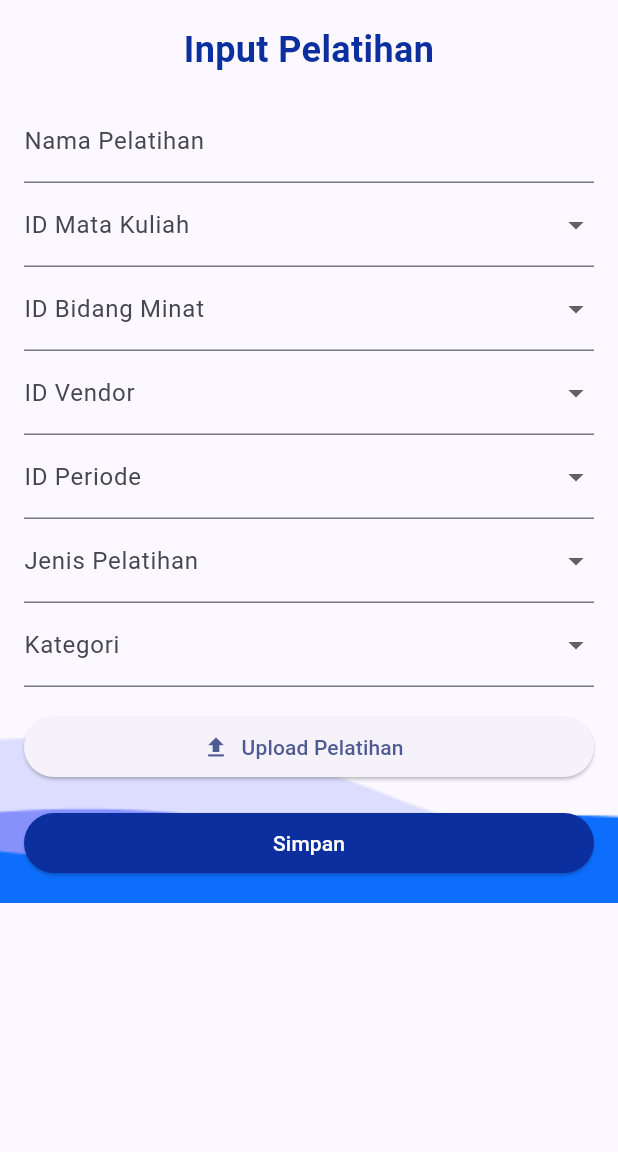
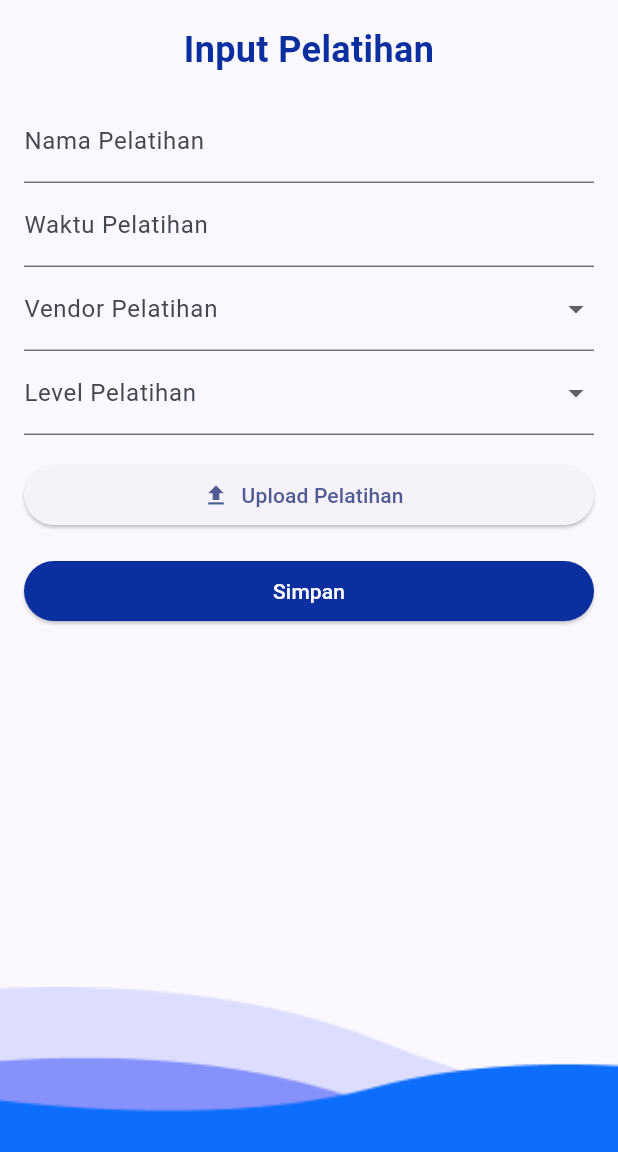
Before and after one commit to RezaKurniawann/PBL_Mobile_Sertipedia, a Flutter app: the InputPelatihan screen opened by its route, on a phone screen of 412 x 824 dp, the part 84-1236 px from its top. Run offline on Flutter 3.47's test engine with Material 3 defaults, Android fonts, the phone set to English and light mode, and no system bars; our stand-ins replace image_picker.

Commit message:
pop up simpan

```diff
--- a/lib/Views/input_pelatihan.dart
+++ b/lib/Views/input_pelatihan.dart
@@ -2,13 +2,8 @@ import 'dart:convert'; // For base64 encoding
 // import 'dart:typed_data'; // For Uint8List
 import 'package:flutter/material.dart';
 import 'package:image_picker/image_picker.dart';
-import 'package:dio/dio.dart';
+import 'package:flutter/services.dart';
 
-// Membuat instance Dio untuk melakukan permintaan HTTP
-final dio = Dio();
-
-// Daftar untuk menyimpan semua data yang diambil dari API
-var all_data = [];
 
 class InputPelatihan extends StatefulWidget {
   const InputPelatihan({super.key, required this.title});
@@ -22,22 +17,16 @@ class _InputPelatihanState extends State<InputPelatihan> {
   DateTime? _selectedDate;
   final TextEditingController _namaPelatihanController =
   TextEditingController();
+  final TextEditingController _waktuPelatihanController =
+  TextEditingController();
 
   // Dropdown options
-  final List<String> _idMataKuliahOptions = ['MK001', 'MK002', 'MK003'];
-  final List<String> _idBidangMinatOptions = ['BM001', 'BM002', 'BM003'];
-  final List<String> _idPeriodeOptions = ['P2023', 'P2024', 'P2025'];
-  final List<String> _jenisPelatihanOptions = ['DataScience', 'Jaringan'];
-  final List<String> _idVendorOptions = ['V001', 'V002', 'V003'];
-  final List<String> _levelPelatihanOptions = ['Nasional', 'Internal'];
+  final List<String> _levelPelatihanOptions = ['Nasional', 'Internasional'];
+  final List<String> _VendorOptions = ['Vendor A', 'Vendor B', 'Vendor C'];
 
   // Selected values for dropdowns
-  String? _selectedIdMk;
-  String? _selectedIdBidmin;
-  String? _selectedIdPeriode;
-  String? _selectedJenisPelatihan;
+  String? _selectedLevelPelatihan;
   String? _selectedVendor;
-  String? _selectedLevelPelatihan;
 
   // Variable to store the base64-encoded image
   String? _base64Image;
@@ -99,16 +88,40 @@ class _InputPelatihanState extends State<InputPelatihan> {
     );
   }
 
+  void _showConfirmationDialog(BuildContext context) {
+    showDialog(
+      context: context,
+      builder: (BuildContext context) {
+        return AlertDialog(
+          title: const Text('Konfirmasi'),
+          content: const Text('Apakah Anda yakin ingin menyimpan data?'),
+          actions: <Widget>[
+            TextButton(
+              onPressed: () {
+                Navigator.of(context).pop(); // Close the dialog
+              },
+              child: const Text('Batal'),
+            ),
+            TextButton(
+              onPressed: () {
+                _saveData(); // Call the save function
+                Navigator.of(context).pop(); // Close the dialog
+              },
+              child: const Text('Ya'),
+            ),
+          ],
+        );
+      },
+    );
+  }
+
   void _saveData() {
     // Logic to save the data
     String savedData = '''
     Nama Pelatihan: ${_namaPelatihanController.text}
-    Mata Kuliah: $_selectedIdMk
-    Bidang Minat: $_selectedIdBidmin
-    Periode: $_selectedIdPeriode
-    Jenis Pelatihan: $_selectedJenisPelatihan
+    Waktu: ${_waktuPelatihanController.text}
+    Level Pelatihan: $_selectedLevelPelatihan
     Vendor: $_selectedVendor
-    Jenis Pelatihan: $_selectedLevelPelatihan
     Tanggal Pelaksanaan: $_selectedDate
     ''';
     print(savedData);
@@ -117,6 +130,7 @@ class _InputPelatihanState extends State<InputPelatihan> {
   @override
   void dispose() {
     _namaPelatihanController.dispose();
+    _waktuPelatihanController.dispose();
     super.dispose();
   }
 
@@ -287,16 +301,18 @@ class _InputPelatihanState extends State<InputPelatihan> {
           ),
         ),
       ),
+      resizeToAvoidBottomInset: false,
       body: Stack(
         children: [
-          Positioned(
-            left: 0,
-            right: 0,
-            bottom: 0,
+          Align(
+            alignment: Alignment.bottomCenter,
+            child: Container(
+              height: 110, // Adjust as necessary for your image height
+              width: double.infinity,
               child: Image.asset(
-              'assets/backgroundbuttom.png', // Path to your footer image
+                'assets/backgroundbuttom.png',
                 fit: BoxFit.cover,
-              height: 110, // Adjust the height if necessary
+              ),
             ),
           ),
           SingleChildScrollView(
@@ -318,39 +334,15 @@ class _InputPelatihanState extends State<InputPelatihan> {
                   controller: _namaPelatihanController,
                   decoration: const InputDecoration(labelText: 'Nama Pelatihan'),
                 ),
-          DropdownButtonFormField<String>(
-            value: _selectedIdMk,
-            items: _idMataKuliahOptions.map((String value) {
-              return DropdownMenuItem<String>(
-                value: value,
-                child: Text(value),
-              );
-            }).toList(),
-            onChanged: (newValue) {
-              setState(() {
-                _selectedIdMk = newValue;
-              });
-            },
-            decoration: const InputDecoration(labelText: 'ID Mata Kuliah'),
-          ),
-          DropdownButtonFormField<String>(
-            value: _selectedIdBidmin,
-            items: _idBidangMinatOptions.map((String value) {
-              return DropdownMenuItem<String>(
-                value: value,
-                child: Text(value),
-              );
-            }).toList(),
-            onChanged: (newValue) {
-              setState(() {
-                _selectedIdBidmin = newValue;
-              });
-            },
-            decoration: const InputDecoration(labelText: 'ID Bidang Minat'),
+                TextField(
+                  controller: _waktuPelatihanController,
+                  keyboardType: TextInputType.number,
+                  inputFormatters: [FilteringTextInputFormatter.digitsOnly],
+                  decoration: const InputDecoration(labelText: 'Waktu Pelatihan'),
                 ),
                 DropdownButtonFormField<String>(
                   value: _selectedVendor,
-            items: _idVendorOptions.map((String value) {
+                  items: _VendorOptions.map((String value) {
                     return DropdownMenuItem<String>(
                       value: value,
                       child: Text(value),
@@ -361,37 +353,7 @@ class _InputPelatihanState extends State<InputPelatihan> {
                       _selectedVendor = newValue;
                     });
                   },
-            decoration: const InputDecoration(labelText: 'ID Vendor'),
-          ),
-          DropdownButtonFormField<String>(
-            value: _selectedIdPeriode,
-            items: _idPeriodeOptions.map((String value) {
-              return DropdownMenuItem<String>(
-                value: value,
-                child: Text(value),
-              );
-            }).toList(),
-            onChanged: (newValue) {
-              setState(() {
-                _selectedIdPeriode = newValue;
-              });
-            },
-            decoration: const InputDecoration(labelText: 'ID Periode'),
-          ),
-          DropdownButtonFormField<String>(
-            value: _selectedJenisPelatihan,
-            items: _jenisPelatihanOptions.map((String value) {
-              return DropdownMenuItem<String>(
-                value: value,
-                child: Text(value),
-              );
-            }).toList(),
-            onChanged: (newValue) {
-              setState(() {
-                _selectedJenisPelatihan = newValue;
-              });
-            },
-            decoration: const InputDecoration(labelText: 'Jenis Pelatihan'),
+                  decoration: const InputDecoration(labelText: 'Vendor Pelatihan'),
                 ),
                 DropdownButtonFormField<String>(
                   value: _selectedLevelPelatihan,
@@ -406,7 +368,7 @@ class _InputPelatihanState extends State<InputPelatihan> {
                       _selectedLevelPelatihan = newValue;
                     });
                   },
-            decoration: const InputDecoration(labelText: 'Kategori'),
+                  decoration: const InputDecoration(labelText: 'Level Pelatihan'),
                 ),
                 const SizedBox(height: 16),
                 ElevatedButton.icon(
@@ -426,7 +388,9 @@ class _InputPelatihanState extends State<InputPelatihan> {
                   ),
                 const SizedBox(height: 16),
                 ElevatedButton(
-            onPressed: _saveData,
+                  onPressed: () {
+                    _showConfirmationDialog(context); // Show confirmation dialog
+                  },
                   style: ElevatedButton.styleFrom(
                     backgroundColor: const Color(0xFF0B2F9F), // Button color
                     foregroundColor: Colors.white, // Text color
@@ -439,6 +403,7 @@ class _InputPelatihanState extends State<InputPelatihan> {
         ],
       ),
 
+
     );
   }
 }
```
Also changed, not shown: lib/Views/input_sertifikasi.dart (+54 -128 lines), lib/Views/kompetensi_prodi.dart (+10 -11 lines), lib/Views/notifikasi.dart (+10 -11 lines), lib/Routes/routes_general.dart (line endings or trailing spaces). Lines whose indentation alone changed are shown as unchanged.
